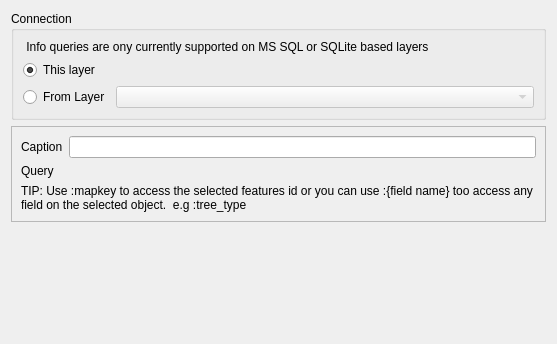
Qt form src/configmanager/ui/nodewidgets/ui_infonode.ui (roam-qgis/Roam) before a commit.
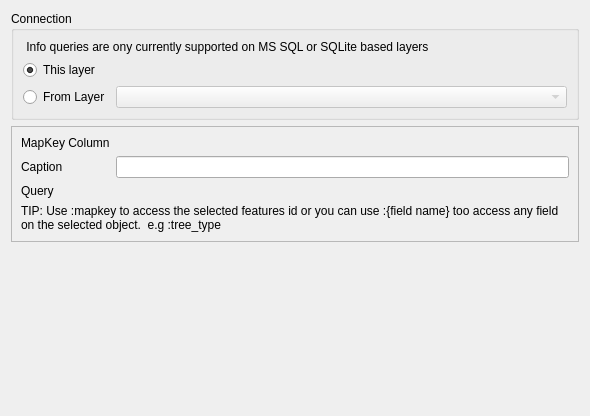
The same form after that commit. Custom widgets are drawn as their Qt base class.

Commit message: [FIX] Show mapkey column name in info tool

Patch:
```diff
--- a/src/configmanager/ui/nodewidgets/ui_infonode.ui
+++ b/src/configmanager/ui/nodewidgets/ui_infonode.ui
@@ -6,8 +6,8 @@
    <rect>
     <x>0</x>
     <y>0</y>
-    <width>557</width>
-    <height>344</height>
+    <width>590</width>
+    <height>416</height>
    </rect>
   </property>
   <property name="sizePolicy">
@@ -95,27 +95,30 @@
       <enum>QFrame::Raised</enum>
      </property>
      <layout class="QFormLayout" name="formLayout">
-      <item row="0" column="0">
+      <property name="fieldGrowthPolicy">
+       <enum>QFormLayout::AllNonFixedFieldsGrow</enum>
+      </property>
+      <item row="1" column="0">
        <widget class="QLabel" name="label">
         <property name="text">
          <string>Caption</string>
         </property>
        </widget>
       </item>
-      <item row="0" column="1">
+      <item row="1" column="1">
        <widget class="QLineEdit" name="caption_edit"/>
       </item>
-      <item row="2" column="0">
+      <item row="3" column="0">
        <widget class="QLabel" name="label_2">
         <property name="text">
          <string>Query</string>
         </property>
        </widget>
       </item>
-      <item row="2" column="1">
+      <item row="3" column="1">
        <widget class="QsciScintilla" name="Editor" native="true"/>
       </item>
-      <item row="3" column="0" colspan="2">
+      <item row="5" column="0" colspan="2">
        <widget class="QLabel" name="label_3">
         <property name="text">
          <string>TIP: Use :mapkey to access the selected features id or you can use :{field name} too access any field on the selected object.  e.g :tree_type</string>
@@ -125,6 +128,20 @@
         </property>
        </widget>
       </item>
+      <item row="0" column="0">
+       <widget class="QLabel" name="label_4">
+        <property name="text">
+         <string>MapKey Column</string>
+        </property>
+       </widget>
+      </item>
+      <item row="0" column="1">
+       <widget class="QLabel" name="keyColumnLabel">
+        <property name="text">
+         <string/>
+        </property>
+       </widget>
+      </item>
      </layout>
     </widget>
    </item>
```
The commit also changes 1 other file.
